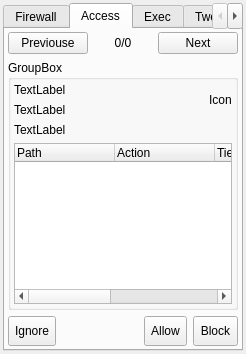
First picture: the form in MajorPrivacy/Forms/PopUpWindow.ui, repository xanasoft/MajorPrivacy, before the edit.
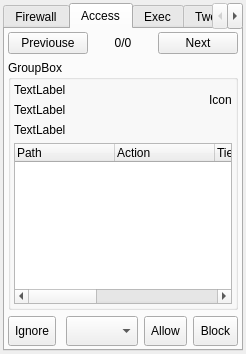
Second picture: the form after the edit. The open tabs and pages were chosen to show the change.

The edit to the form file:
```diff
--- a/MajorPrivacy/Forms/PopUpWindow.ui
+++ b/MajorPrivacy/Forms/PopUpWindow.ui
@@ -348,6 +348,11 @@
                 <string>Tiem Stamp</string>
                </property>
               </column>
+              <column>
+               <property name="text">
+                <string>Enclave</string>
+               </property>
+              </column>
               <column>
                <property name="text">
                 <string>Process ID</string>
@@ -430,6 +435,16 @@
              </property>
             </spacer>
            </item>
+           <item>
+            <widget class="QComboBox" name="cmbResTime">
+             <property name="sizePolicy">
+              <sizepolicy hsizetype="Preferred" vsizetype="Minimum">
+               <horstretch>0</horstretch>
+               <verstretch>0</verstretch>
+              </sizepolicy>
+             </property>
+            </widget>
+           </item>
            <item>
             <widget class="QToolButton" name="btnResAllow">
              <property name="sizePolicy">
```
Left out of the diff: 22 changed lines with no effect on the pictures.
